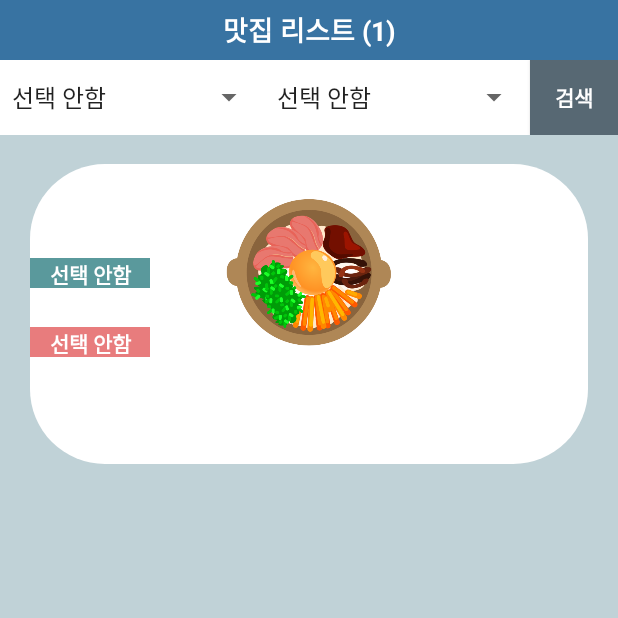
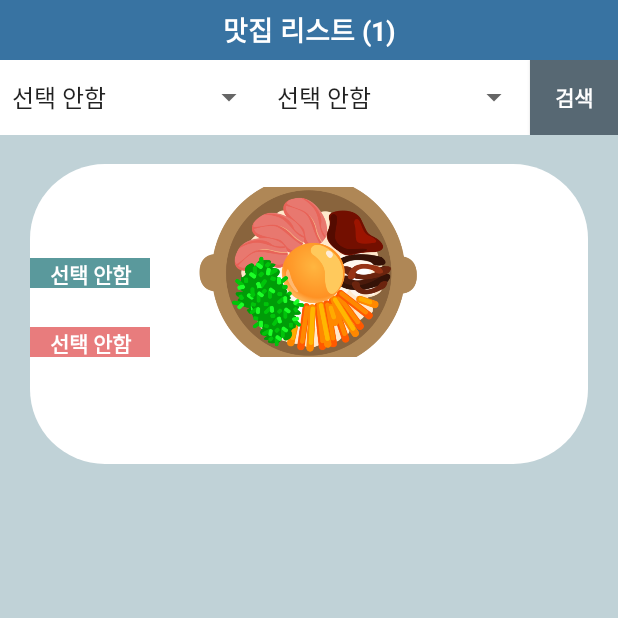
Before and after one commit to JangJuRi/FoodMemo, an Android app: the FoodSearchForm screen opened directly, with no data from a screen before it, on a phone screen of 412 x 824 dp, the top half of it. Run offline under Robolectric (Android 15) with nearby library versions, the phone set to English and light mode, and no system bars.

Commit message:
레이아웃 수정

```diff
--- a/app/src/main/res/layout/food_dsform.xml
+++ b/app/src/main/res/layout/food_dsform.xml
@@ -33,8 +33,8 @@
 
                 <ImageView
                     android:id="@+id/food_pic"
-                    android:layout_width="150dp"
-                    android:layout_height="150dp"
+                    android:layout_width="180dp"
+                    android:layout_height="180dp"
                     android:layout_gravity="center"
                     app:srcCompat="@drawable/img_sample_select" />
             </LinearLayout>
--- a/app/src/main/res/layout/listviewform.xml
+++ b/app/src/main/res/layout/listviewform.xml
@@ -17,12 +17,19 @@
         tools:layout_editor_absoluteX="20dp"
         tools:layout_editor_absoluteY="20dp">
 
-        <ImageView
-            android:id="@+id/list_pic"
+        <LinearLayout
             android:layout_width="match_parent"
             android:layout_height="match_parent"
             android:layout_weight="1"
-            app:srcCompat="@mipmap/ic_launcher" />
+            android:gravity="center"
+            android:orientation="horizontal">
+
+            <ImageView
+                android:id="@+id/list_pic"
+                android:layout_width="150dp"
+                android:layout_height="150dp"
+                app:srcCompat="@mipmap/ic_launcher" />
+        </LinearLayout>
 
         <LinearLayout
             android:layout_width="match_parent"
@@ -48,7 +55,7 @@
                 android:layout_weight="1"
                 android:gravity="center"
                 android:text="TextView"
-                android:textColor="#C0D2D7"
+                android:textColor="#6296A5"
                 android:textSize="14sp" />
         </LinearLayout>
 
```
